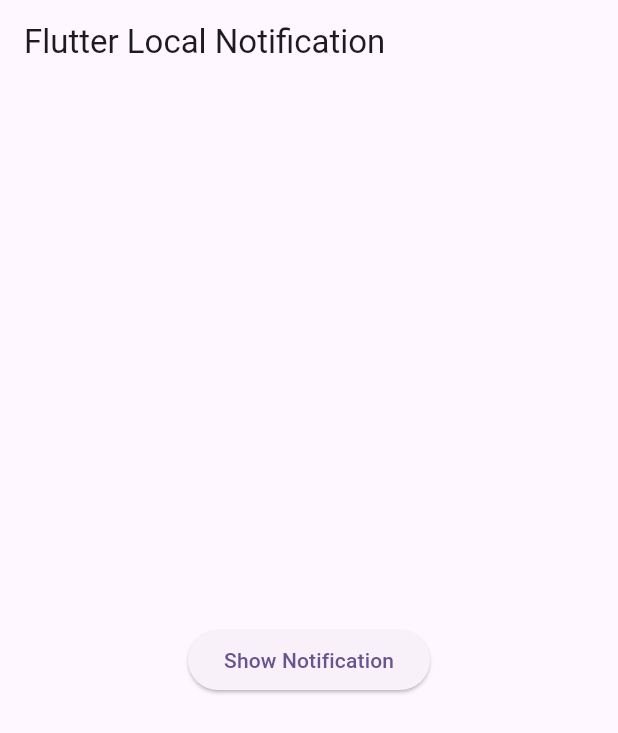
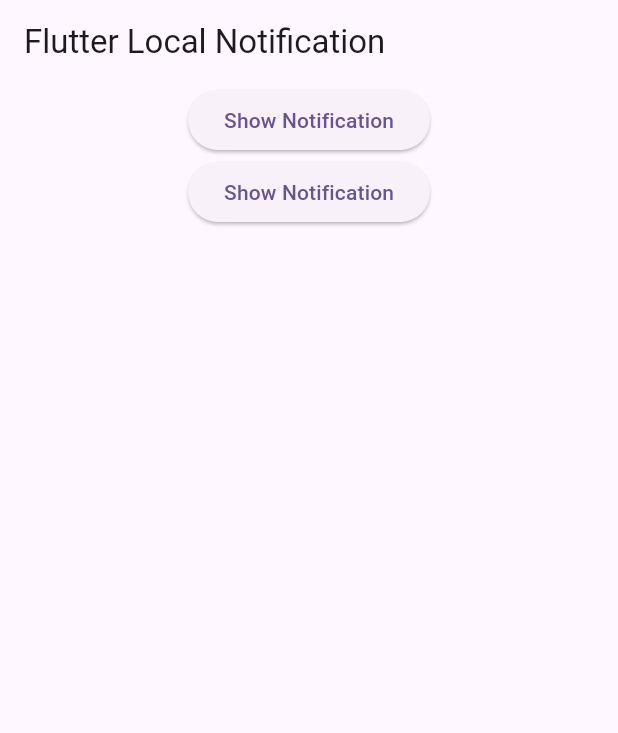
Before and after one commit to mahmoudshaaban0/local_notification, a Flutter app: the screen it shows after launch, on a phone screen of 412 x 824 dp. Shown: the top 733 px of the screen. Run offline on Flutter 3.47's test engine with Material 3 defaults, Android fonts, the phone set to English and light mode, and no system bars; our stand-ins replace flutter_local_notifications.

Commit message:
Add repeated notification feature and cancel method
This commit introduces the ability to schedule repeated notifications by
replacing the `showBasicNotification2` method with `showRepeatedNotifiation`
which uses `periodicallyShow` to trigger notifications at a specified
interval. Additionally, a `cancelNotification` method is added to allow
cancellation of scheduled notifications by their ID. The `AndroidNotificationDetails`
constructor is now marked as `const` for better performance. The UI in `main.dart`
is updated to include a button for demonstrating the new repeated notification
feature.

```diff
--- a/lib/main.dart
+++ b/lib/main.dart
@@ -33,7 +33,9 @@ class HomeScreen extends StatelessWidget {
       appBar: AppBar(
         title: const Text('Flutter Local Notification'),
       ),
-      body: Center(
+      body: Column(
+        children: [
+          Center(
             child: ElevatedButton(
               onPressed: () {
                 LocalNotificationService.showBasicNotification();
@@ -41,6 +43,16 @@ class HomeScreen extends StatelessWidget {
               child: const Text('Show Notification'),
             ),
           ),
+          Center(
+            child: ElevatedButton(
+              onPressed: () {
+                LocalNotificationService.showRepeatedNotifiation();
+              },
+              child: const Text('Show Notification'),
+            ),
+          ),
+        ],
+      ),
     );
   }
 }
```
Also changed, not shown: lib/flutter_local_notification.dart (+9 -4 lines). Lines whose indentation alone changed are shown as unchanged.
